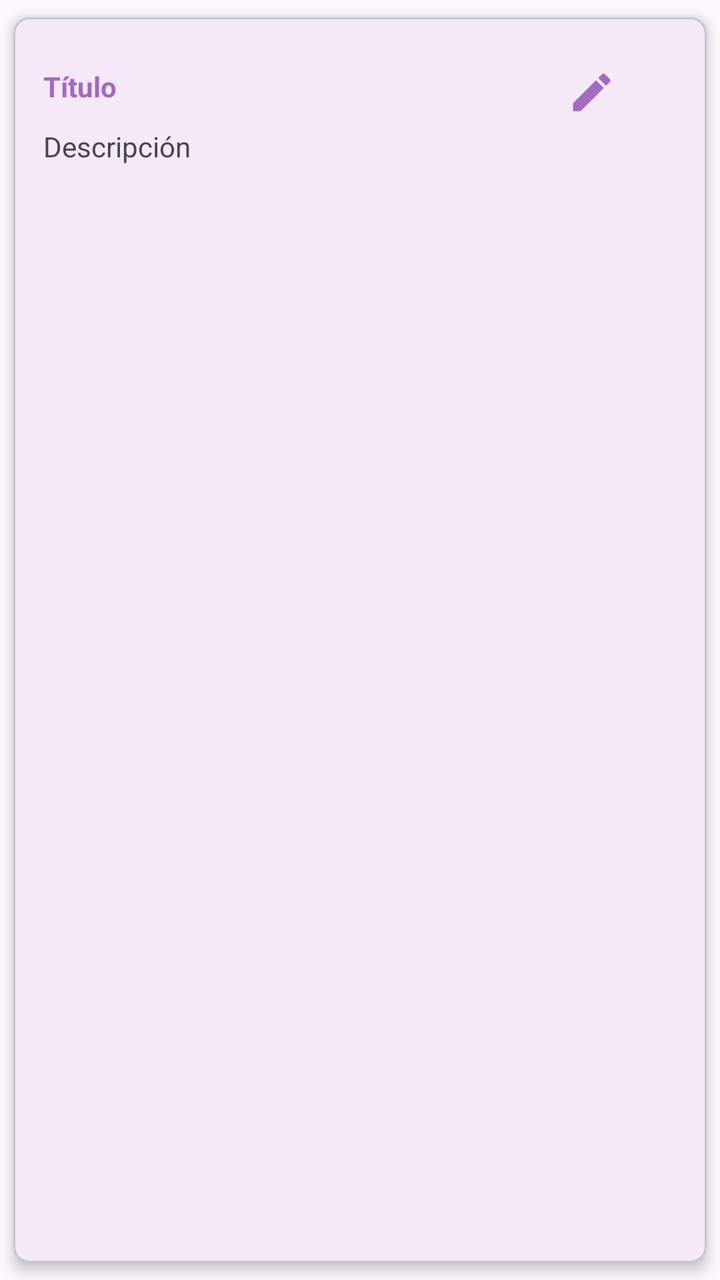
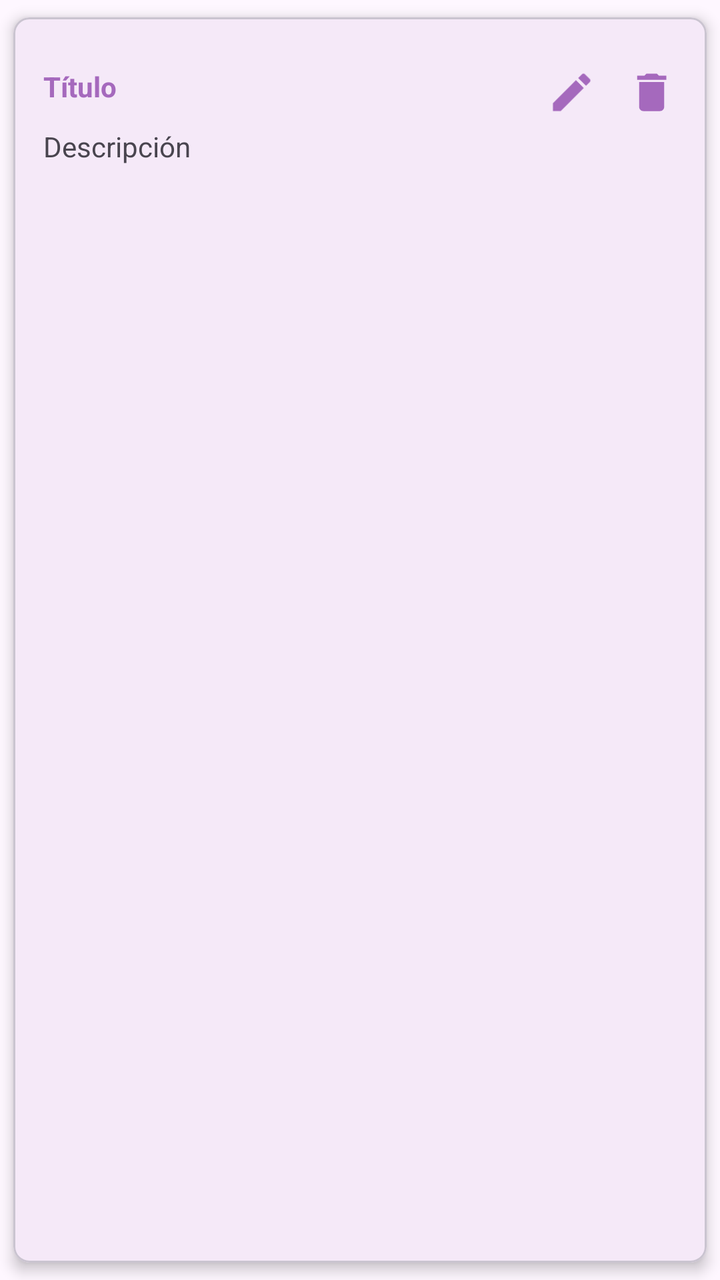

The first picture is an Android layout as it rendered before a commit; the second is the same layout after the commit. The layout source and the unified diff follow.
<!-- AndroidManifest.xml: application theme Theme.Notas_Isaac -->
<!-- res/layout/item_nota.xml -->
<?xml version="1.0" encoding="utf-8"?>
<com.google.android.material.card.MaterialCardView xmlns:android="http://schemas.android.com/apk/res/android"
    android:layout_width="match_parent"
    android:layout_height="wrap_content"
    xmlns:app="http://schemas.android.com/apk/res-auto"
    app:cardCornerRadius="8dp"
    app:cardElevation="4dp"
    app:cardUseCompatPadding="true">

    <androidx.appcompat.widget.LinearLayoutCompat
        android:layout_width="match_parent"
        android:layout_height="wrap_content"
        android:orientation="vertical"
        android:padding="15dp">


        <RelativeLayout
            android:layout_width="match_parent"
            android:layout_height="wrap_content"
            android:layout_marginTop="10dp">

            <TextView
                android:id="@+id/item_titulo"
                android:textColor="@color/morado"
                android:textStyle="bold"
                android:text="@string/item_titulo"
                android:layout_width="wrap_content"
                android:layout_height="wrap_content"/>

            <ImageView
                android:id="@+id/ivActualizar"
                android:layout_alignParentEnd="true"
                android:src="@drawable/ic_editar"
                android:layout_marginEnd="30dp"
                android:layout_width="25dp"
                android:layout_height="25dp"/>

        </RelativeLayout>

        <TextView
            android:id="@+id/item_descripcion"
            android:text="@string/item_descripcion"
            android:maxLines="3"
            android:layout_marginTop="5dp"
            android:layout_width="wrap_content"
            android:layout_height="wrap_content"/>

    </androidx.appcompat.widget.LinearLayoutCompat>

</com.google.android.material.card.MaterialCardView>
<!-- resources referenced by this layout -->
<resources>
  <color name="morado">#A569BD</color>
  <!-- drawable ic_editar (drawable) -->
  <vector xmlns:android="http://schemas.android.com/apk/res/android" android:height="24dp" android:tint="#A569BD" android:viewportHeight="24" android:viewportWidth="24" android:width="24dp">
        
      <path android:fillColor="@android:color/white" android:pathData="M3,17.25V21h3.75L17.81,9.94l-3.75,-3.75L3,17.25zM20.71,7.04c0.39,-0.39 0.39,-1.02 0,-1.41l-2.34,-2.34c-0.39,-0.39 -1.02,-0.39 -1.41,0l-1.83,1.83 3.75,3.75 1.83,-1.83z"/>
      
  </vector>
  <string name="item_descripcion">Descripción</string>
  <string name="item_titulo">Título</string>
  <style name="Theme.Notas_Isaac" parent="Base.Theme.Notas_Isaac" />
  <style name="Base.Theme.Notas_Isaac" parent="Theme.Material3.DayNight.NoActionBar">
          
          <item name="colorPrimary">@color/morado</item>
          
      </style>
</resources>

<!-- the commit's change to res/layout/item_nota.xml (unified diff, before → after) -->
@@ -28,10 +28,17 @@
                 android:layout_height="wrap_content"/>
 
             <ImageView
+                android:src="@drawable/ic_eliminar"
+                android:id="@+id/ivEliminar"
+                android:layout_alignParentEnd="true"
+                android:layout_width="25dp"
+                android:layout_height="25dp"/>
+
+            <ImageView
                 android:id="@+id/ivActualizar"
                 android:layout_alignParentEnd="true"
                 android:src="@drawable/ic_editar"
-                android:layout_marginEnd="30dp"
+                android:layout_marginEnd="40dp"
                 android:layout_width="25dp"
                 android:layout_height="25dp"/>
 
<!-- resource entries referenced after the edit -->
@@ -5,6 +5,12 @@
   <vector xmlns:android="http://schemas.android.com/apk/res/android" android:height="24dp" android:tint="#A569BD" android:viewportHeight="24" android:viewportWidth="24" android:width="24dp">
         
       <path android:fillColor="@android:color/white" android:pathData="M3,17.25V21h3.75L17.81,9.94l-3.75,-3.75L3,17.25zM20.71,7.04c0.39,-0.39 0.39,-1.02 0,-1.41l-2.34,-2.34c-0.39,-0.39 -1.02,-0.39 -1.41,0l-1.83,1.83 3.75,3.75 1.83,-1.83z"/>
+      
+  </vector>
+  <!-- drawable ic_eliminar (drawable) -->
+  <vector xmlns:android="http://schemas.android.com/apk/res/android" android:height="24dp" android:tint="#A569BD" android:viewportHeight="24" android:viewportWidth="24" android:width="24dp">
+        
+      <path android:fillColor="@android:color/white" android:pathData="M6,19c0,1.1 0.9,2 2,2h8c1.1,0 2,-0.9 2,-2V7H6v12zM19,4h-3.5l-1,-1h-5l-1,1H5v2h14V4z"/>
       
   </vector>
   <string name="item_descripcion">Descripción</string>
